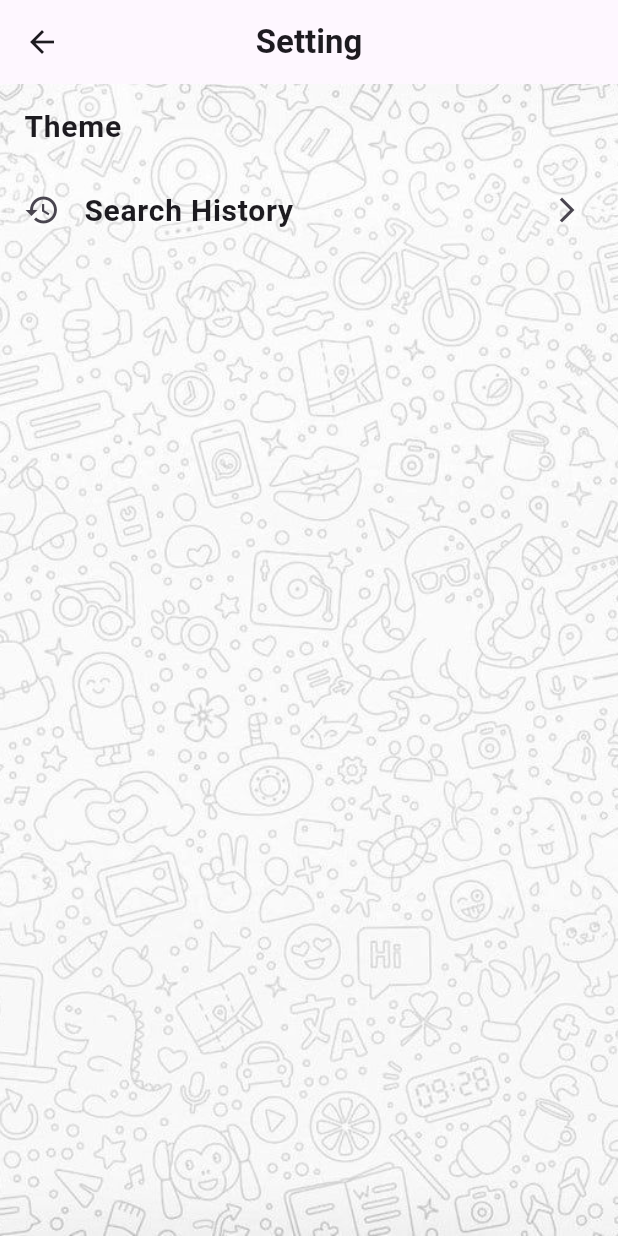
After one commit to swetapatell09/gemini_app, a Flutter app: the SettingScreen screen opened by its route, on a phone screen of 412 x 824 dp. The commit adds this screen. Run offline on Flutter 3.47's test engine with Material 3 defaults, Android fonts, the phone set to English and light mode, and no system bars; our stand-ins replace avatar_glow, connectivity_plus, flutter_spinkit, flutter_staggered_animations, get, scrollable_positioned_list and 1 more; missing offline and left inert: theme_change; accounts and stored records are empty; Roboto replaces fonts that are missing (comic).

Commit message:
Gemini app

```diff
--- a/lib/screen/like/controller/like_controller.dart
+++ b/lib/screen/history/controller/history_controller.dart
@@ -1,7 +1,7 @@
 import 'package:flutter/services.dart';
 import 'package:get/get.dart';
 
-class LikeController extends GetxController {
+class HistoryController extends GetxController {
   // RxList<DbModel> searchList = <DbModel>[].obs;
 
   // Future<void> getData() async {
--- /dev/null
+++ b/lib/screen/setting/view/setting_screen.dart
@@ -0,0 +1,66 @@
+import 'package:flutter/material.dart';
+import 'package:gemini_app/screen/history/controller/history_controller.dart';
+import 'package:gemini_app/utils/text_style.dart';
+import 'package:get/get.dart';
+import 'package:theme_change/theme_change.dart';
+
+class SettingScreen extends StatefulWidget {
+  const SettingScreen({super.key});
+
+  @override
+  State<SettingScreen> createState() => _SettingScreenState();
+}
+
+class _SettingScreenState extends State<SettingScreen> {
+  HistoryController lController = Get.put(HistoryController());
+
+  @override
+  Widget build(BuildContext context) {
+    return SafeArea(
+      child: Scaffold(
+        appBar: AppBar(
+          centerTitle: true,
+          title: Text('Setting', style: comic),
+        ),
+        body: Stack(
+          children: [
+            Obx(
+              () => ThemeChange.themeController.pTheme.value == true
+                  ? Image.asset(
+                      "assets/image/dark.png",
+                      height: MediaQuery.sizeOf(context).height,
+                      width: MediaQuery.sizeOf(context).width,
+                      fit: BoxFit.cover,
+                    )
+                  : Image.asset(
+                      "assets/image/light1.png",
+                      height: MediaQuery.sizeOf(context).height,
+                      width: MediaQuery.sizeOf(context).width,
+                      fit: BoxFit.cover,
+                    ),
+            ),
+            Column(
+              children: [
+                ListTile(
+                  title: Text("Theme", style: comic20),
+                  trailing: IconButton(
+                      onPressed: () {
+                        ThemeChange.themeController.setTheme();
+                      },
+                      icon: Obx(() =>
+                          Icon(ThemeChange.themeController.themeMode.value))),
+                ),
+                ListTile(
+                  onTap: () => Get.toNamed('history'),
+                  leading: Icon(Icons.history_outlined),
+                  title: Text('Search History', style: comic20),
+                  trailing: Icon(Icons.arrow_forward_ios_outlined, size: 20),
+                ),
+              ],
+            ),
+          ],
+        ),
+      ),
+    );
+  }
+}
--- a/lib/utils/app_route.dart
+++ b/lib/utils/app_route.dart
@@ -1,7 +1,11 @@
 import 'package:flutter/material.dart';
+import 'package:gemini_app/screen/history/view/history_screen.dart';
 import 'package:gemini_app/screen/home/view/home_screen.dart';
+import 'package:gemini_app/screen/setting/view/setting_screen.dart';
 
 Map<String, WidgetBuilder> app_routes = {
   // "/": (context) => const SplashScreen(),
   "/": (context) => const HomeScreen(),
+  "history": (context) => const HistoryScreen(),
+  "setting": (context) => const SettingScreen(),
 };
--- a/lib/utils/db_helper.dart
+++ b/lib/utils/db_helper.dart
@@ -51,7 +51,7 @@ class DbHelper {
     return modelList;
   }
 
-  Future<void> deleteData({required String id}) async {
+  Future<void> deleteData({required int id}) async {
     database = await checkDb();
     database!.delete(
       "searchTable",
--- a/pubspec.yaml
+++ b/pubspec.yaml
@@ -5,7 +5,7 @@ description: "A new Flutter project."
 publish_to: 'none' # Remove this line if you wish to publish to pub.dev
 
 # The following defines the version and build number for your application.
-# A version number is three numbers separated by dots, like 1.2.43
+# A version number is three numbers separated by dots, history 1.2.43
 # followed by an optional build number separated by a +.
 # Both the version and the builder number may be overridden in flutter
 # build by specifying --build-name and --build-number, respectively.
@@ -50,6 +50,8 @@ dependencies:
   flutter_staggered_animations: ^1.1.1
   avatar_glow: ^3.0.1
   theme_change: ^2.0.0
+  scrollable_positioned_list: ^0.3.8
+  flutter_gemini: ^2.0.5
 
 dev_dependencies:
   flutter_test:
@@ -73,7 +75,7 @@ flutter:
   # the material Icons class.
   uses-material-design: true
 
-  # To add assets to your application, add an assets section, like this:
+  # To add assets to your application, add an assets section, history this:
   # assets:
   #   - images/a_dot_burr.jpeg
   #   - images/a_dot_ham.jpeg
```
Also changed, not shown: lib/screen/history/view/history_screen.dart (added, +179 -0 lines), lib/screen/home/controller/home_controller.dart (+2 -6 lines), lib/screen/home/view/home_screen.dart (+9 -6 lines), lib/screen/like/view/like_screen.dart (deleted, +0 -115 lines), assets/image/light.png (deleted), pubspec.lock.
